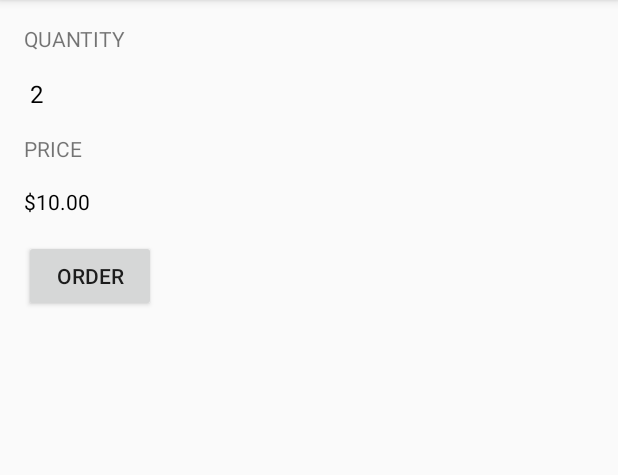
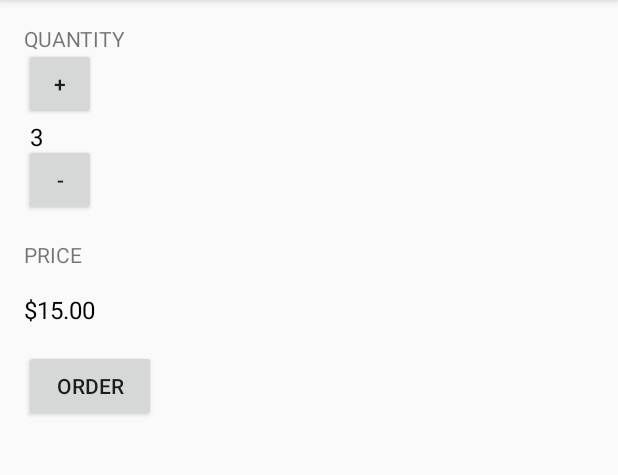
Before and after one commit to diegohdez90/JustJava, an Android app: the screen it shows after launch (MainActivity), after a tap on "ORDER", on a phone screen of 412 x 824 dp, the part 84-559 px from its top. Run offline under Robolectric (Android 15) with nearby library versions, the phone set to English and light mode, and no system bars.

Commit message:
feat(MainActivity) add increment and decrement functions to insert coffee quantity

```diff
--- a/app/src/main/java/com/example/android/justjava/MainActivity.java
+++ b/app/src/main/java/com/example/android/justjava/MainActivity.java
@@ -13,11 +13,14 @@ public class MainActivity extends AppCompatActivity {
     protected void onCreate(Bundle savedInstanceState) {
         super.onCreate(savedInstanceState);
         setContentView(R.layout.activity_main);
+        int quantity = 2;
+        display(quantity);
     }
 
     public void submitOrder(View view){
-        display(2);
-        displayPrice(2 * 5);
+        int quantity = 3;
+        display(quantity);
+        displayPrice(quantity * 5);
     }
 
     public void display(int number){
@@ -32,4 +35,13 @@ public class MainActivity extends AppCompatActivity {
         TextView priceTextView = (TextView) findViewById(R.id.price_text_view);
         priceTextView.setText(NumberFormat.getCurrencyInstance().format(number));
     }
+
+    public void increment(View view) {
+        int quantity = 3;
+        display(quantity);
+    }
+    public void decrement(View view) {
+        int quantity = 1;
+        display(quantity);
+    }
 }
--- a/app/src/main/res/layout/activity_main.xml
+++ b/app/src/main/res/layout/activity_main.xml
@@ -16,20 +16,40 @@
         android:text="Quantity"
         android:textAllCaps="true"/>
 
+    <Button
+        android:id="@+id/incrementButton"
+        android:layout_width="48dp"
+        android:layout_height="48dp"
+        android:width="48dp"
+        android:height="48dp"
+        android:text="+"
+        android:layout_alignParentBottom="@+id/textView"
+        android:layout_marginTop="16dp"
+        android:onClick="increment"/>
     <TextView
         android:id="@+id/quantity_text_view"
         android:layout_width="wrap_content"
         android:layout_height="wrap_content"
-        android:layout_below="@+id/textView"
+        android:layout_below="@+id/incrementButton"
         android:layout_marginBottom="16dp"
         android:text="0"
         android:textColor="@android:color/black"
         android:textSize="16sp" />
+    <Button
+        android:id="@+id/decrementButton"
+        android:layout_width="48dp"
+        android:layout_height="48dp"
+        android:text="-"
+        android:layout_marginTop="16dp"
+        android:layout_marginBottom="16dp"
+        android:layout_below="@+id/incrementButton"
+        android:onClick="decrement"/>
+
     <TextView
         android:id="@+id/price"
         android:layout_width="wrap_content"
         android:layout_height="wrap_content"
-        android:layout_below="@id/quantity_text_view"
+        android:layout_below="@+id/decrementButton"
         android:layout_alignParentLeft="true"
         android:layout_alignParentStart="true"
         android:layout_marginBottom="16dp"
@@ -43,7 +63,8 @@
         android:text="$0"
         android:layout_marginBottom="16dp"
         android:textColor="@android:color/black"
-        android:layout_below="@id/price"/>
+        android:layout_below="@id/price"
+        android:textSize="16sp"/>
 
     <Button
         android:layout_width="wrap_content"
```
